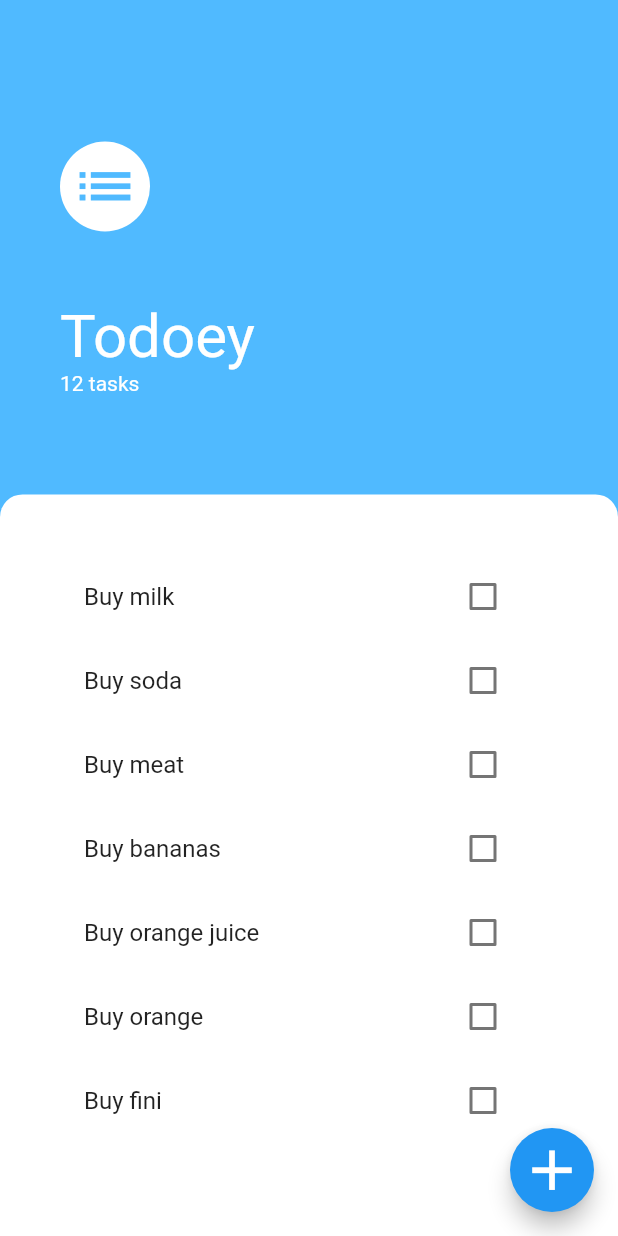
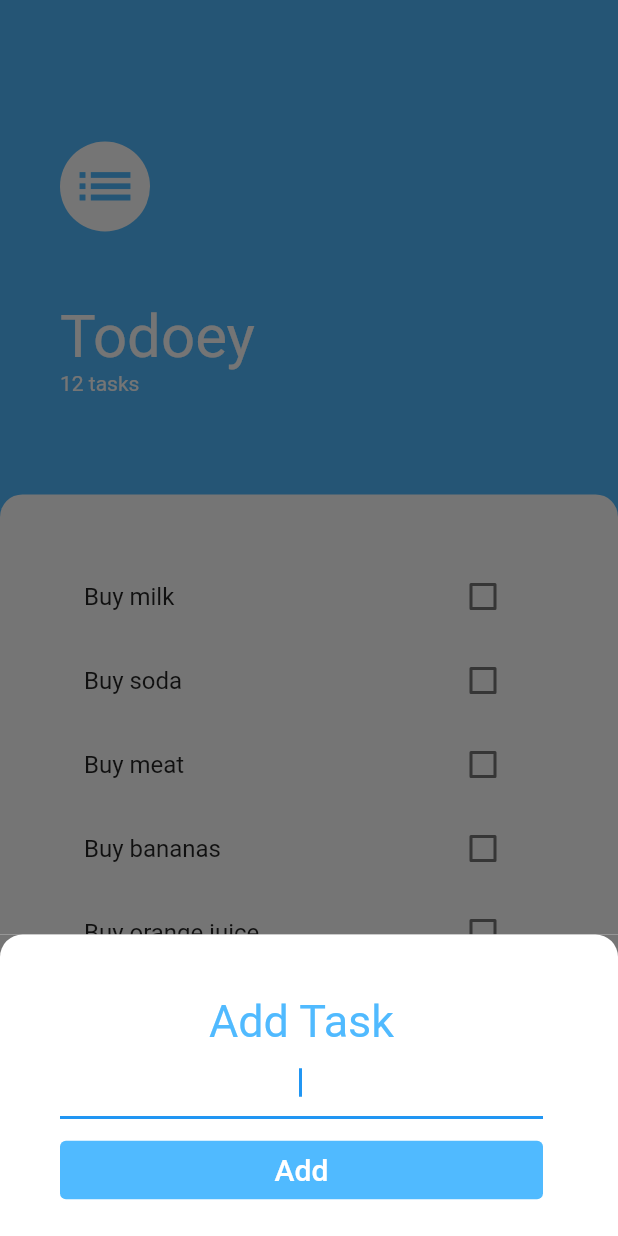
Before and after one commit to ArturAssisComp/todoey, a Flutter app: the screen it shows after launch, after a tap on the "add" icon, on a phone screen of 412 x 824 dp. Run offline on Flutter 3.47's test engine with Material 2 defaults, Android fonts, the phone set to English and light mode, and no system bars.

Commit message:
Complete the add task interface

```diff
--- a/lib/constants.dart
+++ b/lib/constants.dart
@@ -4,4 +4,5 @@ const double kGlobalLeftPadding = 40;
 const double kGlobalRightPadding = 50;
 const double kGlobalTopPadding = 40;
 const double kGlobalBottomPadding = 20;
-const Color kBackgroundColor = Color(0xFF50BAFF);
+const Color kMainColor = Color(0xFF50BAFF);
+const Color kInactiveBackgroundColor = Color(0xFF757575);
--- /dev/null
+++ b/lib/user_interface/screens/add_task.dart
@@ -0,0 +1,67 @@
+import 'package:todoey/constants.dart';
+import 'package:flutter/material.dart';
+
+class AddTask extends StatelessWidget {
+  const AddTask({
+    super.key,
+  });
+
+  @override
+  Widget build(BuildContext context) {
+    return Container(
+      color: kInactiveBackgroundColor,
+      child: Container(
+        decoration: const BoxDecoration(
+          color: Colors.white,
+          borderRadius: BorderRadius.only(
+            topLeft: Radius.circular(15),
+            topRight: Radius.circular(15),
+          ),
+        ),
+        child: Padding(
+          padding: const EdgeInsets.only(
+            top: kGlobalTopPadding,
+            bottom: kGlobalBottomPadding,
+            left: kGlobalLeftPadding,
+            right: kGlobalRightPadding,
+          ),
+          child: Column(
+            children: [
+              const Text(
+                'Add Task',
+                style: TextStyle(
+                    color: kMainColor,
+                    fontSize: 30,
+                    fontWeight: FontWeight.w400),
+              ),
+              const TextField(
+                autofocus: true,
+                textAlign: TextAlign.center,
+                decoration: InputDecoration(),
+              ),
+              const SizedBox(
+                height: 10,
+              ),
+              SizedBox(
+                width: double.infinity,
+                child: TextButton(
+                  onPressed: () {},
+                  style: TextButton.styleFrom(
+                    backgroundColor: kMainColor,
+                  ),
+                  child: const Text(
+                    'Add',
+                    style: TextStyle(
+                      color: Colors.white,
+                      fontSize: 20,
+                    ),
+                  ),
+                ),
+              ),
+            ],
+          ),
+        ),
+      ),
+    );
+  }
+}
--- a/lib/user_interface/screens/home.dart
+++ b/lib/user_interface/screens/home.dart
@@ -1,6 +1,7 @@
 import 'package:flutter/material.dart';
 import 'package:todoey/constants.dart';
 import 'package:todoey/user_interface/widgets/task.dart';
+import 'package:todoey/user_interface/screens/add_task.dart';
 
 /// This constant defines the upper part of the screen.
 const _kUpperPart = [
@@ -15,7 +16,7 @@ const _kUpperPart = [
           radius: 30,
           child: Icon(
             Icons.list,
-            color: kBackgroundColor,
+            color: kMainColor,
             size: 45,
           ),
         ),
@@ -66,9 +67,20 @@ class Home extends StatelessWidget {
           Icons.add,
           size: 45,
         ),
-        onPressed: () {},
+        onPressed: () {
+          showModalBottomSheet(
+            context: context,
+            builder: (context) => SingleChildScrollView(
+              padding: EdgeInsets.only(
+                bottom: MediaQuery.of(context).viewInsets.bottom,
+              ),
+              child: const AddTask(),
+            ),
+            isScrollControlled: true,
+          );
+        },
       ),
-      backgroundColor: kBackgroundColor,
+      backgroundColor: kMainColor,
       body: SafeArea(
         child: Column(
           crossAxisAlignment: CrossAxisAlignment.stretch,
```
